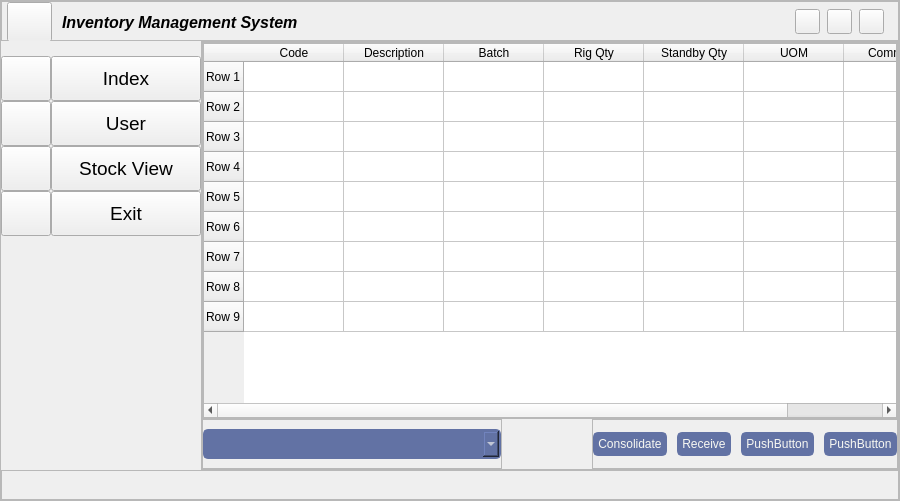
Above: ui/app.ui from bddipu/inventory before the change. Below: the same form after it.
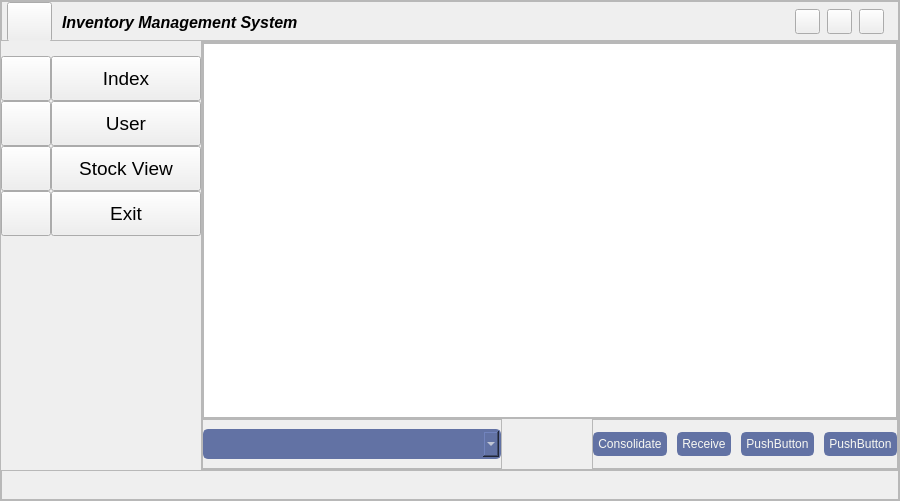
That is the form after the change. Icons and pictures are not drawn.

```diff
--- a/ui/app.ui
+++ b/ui/app.ui
@@ -1161,88 +1161,7 @@
                            <number>0</number>
                           </property>
                           <item>
-                           <widget class="QTableWidget" name="item_tbl">
-                            <row>
-                             <property name="text">
-                              <string>Row 1</string>
-                             </property>
-                            </row>
-                            <row>
-                             <property name="text">
-                              <string>Row 2</string>
-                             </property>
-                            </row>
-                            <row>
-                             <property name="text">
-                              <string>Row 3</string>
-                             </property>
-                            </row>
-                            <row>
-                             <property name="text">
-                              <string>Row 4</string>
-                             </property>
-                            </row>
-                            <row>
-                             <property name="text">
-                              <string>Row 5</string>
-                             </property>
-                            </row>
-                            <row>
-                             <property name="text">
-                              <string>Row 6</string>
-                             </property>
-                            </row>
-                            <row>
-                             <property name="text">
-                              <string>Row 7</string>
-                             </property>
-                            </row>
-                            <row>
-                             <property name="text">
-                              <string>Row 8</string>
-                             </property>
-                            </row>
-                            <row>
-                             <property name="text">
-                              <string>Row 9</string>
-                             </property>
-                            </row>
-                            <column>
-                             <property name="text">
-                              <string>Code</string>
-                             </property>
-                            </column>
-                            <column>
-                             <property name="text">
-                              <string>Description</string>
-                             </property>
-                            </column>
-                            <column>
-                             <property name="text">
-                              <string>Batch</string>
-                             </property>
-                            </column>
-                            <column>
-                             <property name="text">
-                              <string>Rig Qty</string>
-                             </property>
-                            </column>
-                            <column>
-                             <property name="text">
-                              <string>Standby Qty</string>
-                             </property>
-                            </column>
-                            <column>
-                             <property name="text">
-                              <string>UOM</string>
-                             </property>
-                            </column>
-                            <column>
-                             <property name="text">
-                              <string>Comment</string>
-                             </property>
-                            </column>
-                           </widget>
+                           <widget class="QTableWidget" name="item_tbl"/>
                           </item>
                          </layout>
                         </widget>
```
Left out of the diff: 6 changed lines with no effect on the pictures.
